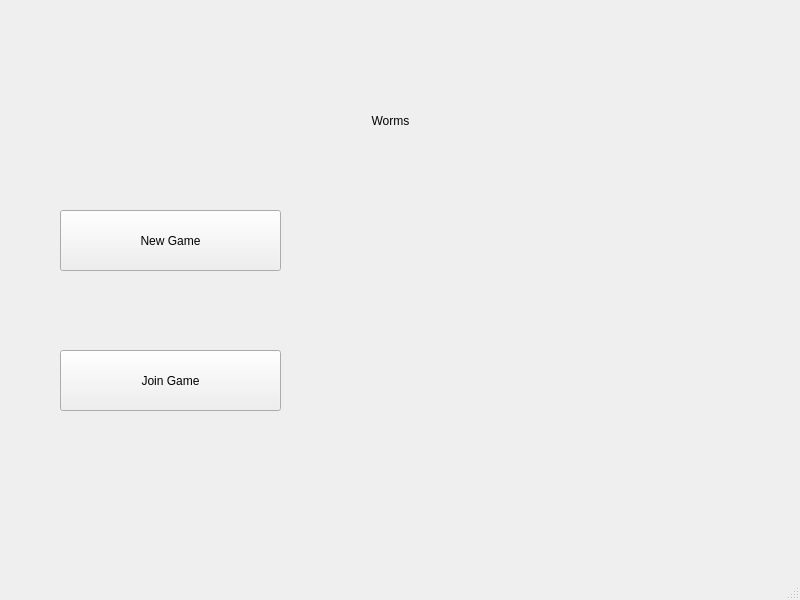
Qt form src/client/lobby/mainwindow.ui (RafaWuu/Worms) before a commit.
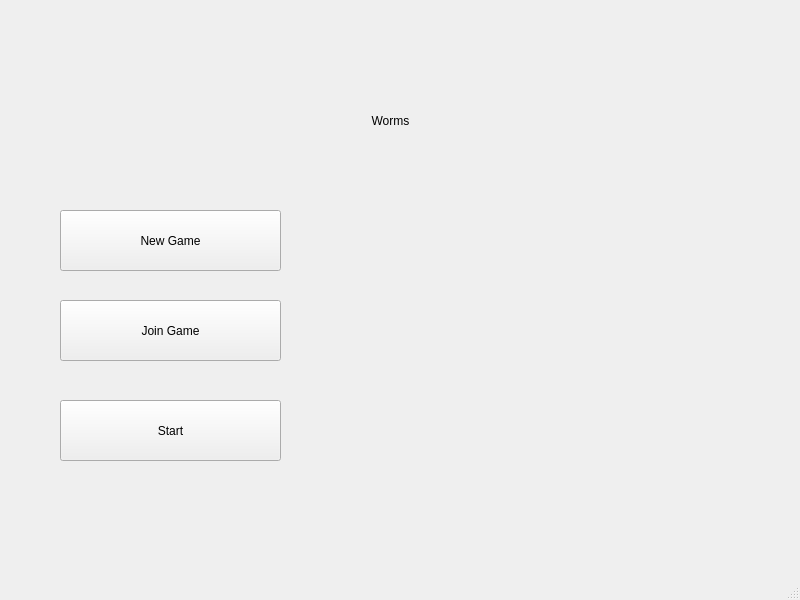
The same form after that commit.

What changed in the file:
```diff
--- a/src/client/lobby/mainwindow.ui
+++ b/src/client/lobby/mainwindow.ui
@@ -31,7 +31,7 @@
     <property name="geometry">
      <rect>
       <x>60</x>
-      <y>350</y>
+      <y>300</y>
       <width>221</width>
       <height>61</height>
      </rect>
@@ -56,6 +56,19 @@
      <set>Qt::AlignCenter</set>
     </property>
    </widget>
+   <widget class="QPushButton" name="start_game">
+    <property name="geometry">
+     <rect>
+      <x>60</x>
+      <y>400</y>
+      <width>221</width>
+      <height>61</height>
+     </rect>
+    </property>
+    <property name="text">
+     <string>Start</string>
+    </property>
+   </widget>
   </widget>
   <widget class="QMenuBar" name="menubar">
    <property name="geometry">
```
